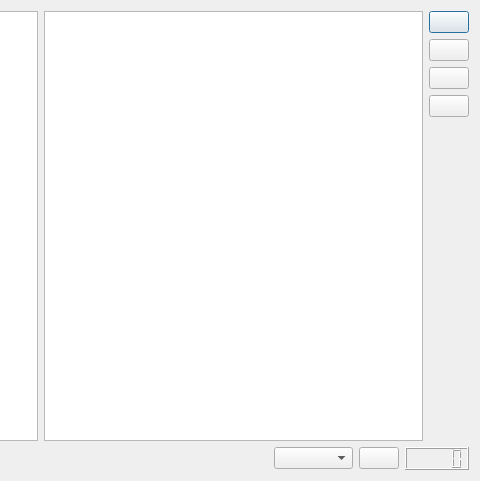
Sautenko-Andrey/learn_words_app, file Learn_Words_App_0_0_1/addword.ui: the form before one commit; both pictures show x 352 to 832 and y 0 to 481 of the 832 by 481 pixel window.
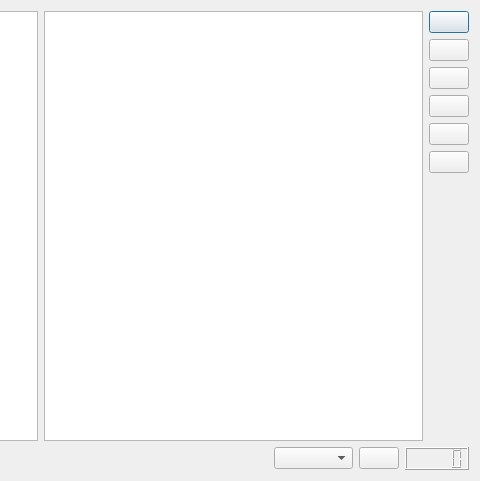
The form after the commit.

What changed in the file:
```diff
--- a/Learn_Words_App_0_0_1/addword.ui
+++ b/Learn_Words_App_0_0_1/addword.ui
@@ -79,6 +79,20 @@
              </property>
             </widget>
            </item>
+           <item>
+            <widget class="QPushButton" name="fontUpButton">
+             <property name="text">
+              <string/>
+             </property>
+            </widget>
+           </item>
+           <item>
+            <widget class="QPushButton" name="fontDownButton">
+             <property name="text">
+              <string/>
+             </property>
+            </widget>
+           </item>
           </layout>
          </item>
          <item>
@@ -89,7 +103,7 @@
            <property name="sizeHint" stdset="0">
             <size>
              <width>20</width>
-             <height>78</height>
+             <height>18</height>
             </size>
            </property>
           </spacer>
```
Left out of the diff: 4 changed lines with no effect on the pictures.
